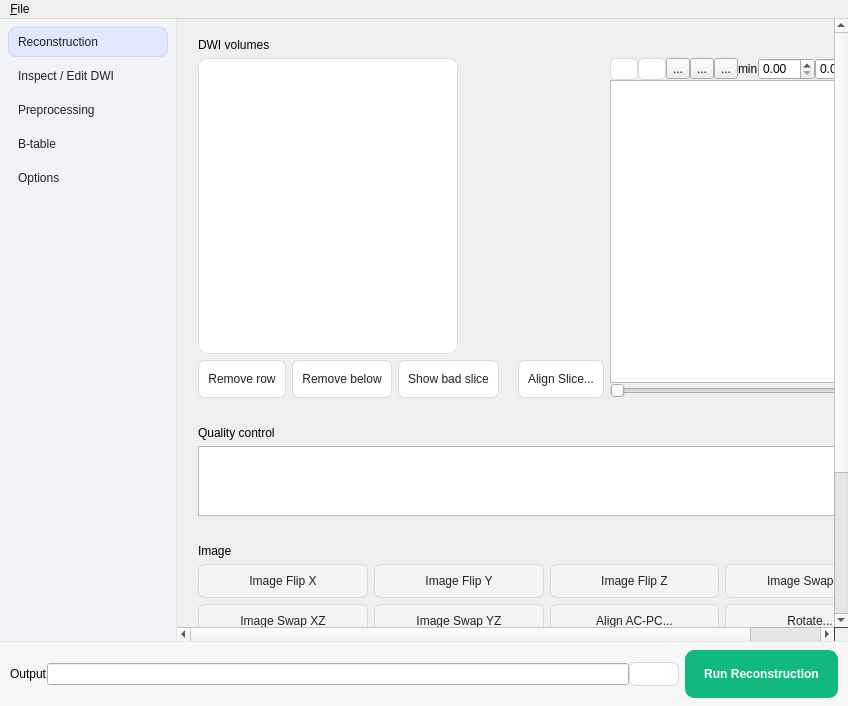
frankyeh/DSI-Studio, file reconstruction/reconstruction_window.ui: the form before one commit.
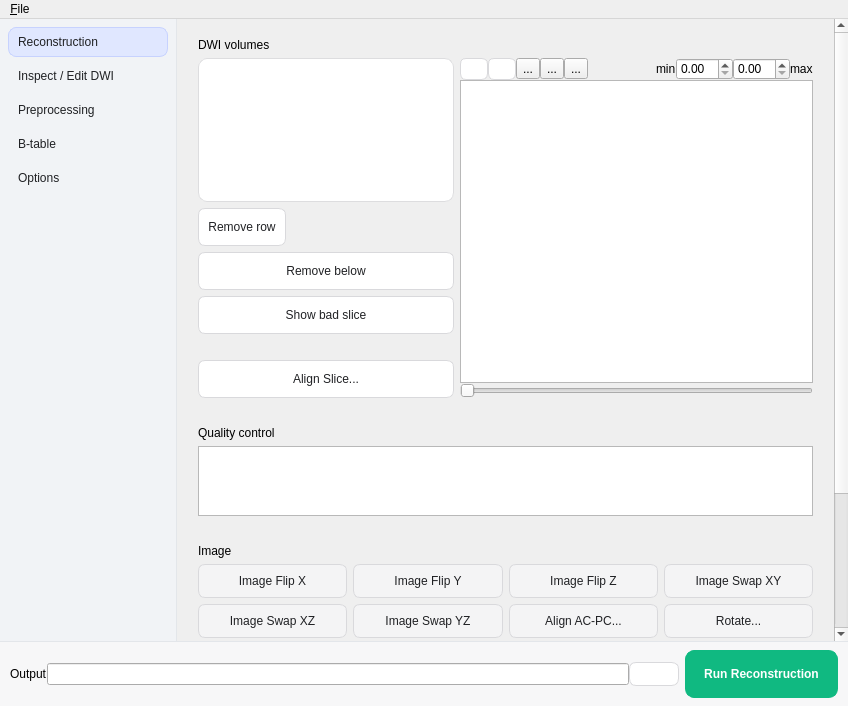
The form after the commit. The open tabs and pages were chosen to show the change. Icons and pictures are not drawn.

Commit message: Keep DWI volume action buttons vertically compact beside viewer

```diff
--- a/reconstruction/reconstruction_window.ui
+++ b/reconstruction/reconstruction_window.ui
@@ -962,7 +962,7 @@
                       </widget>
                      </item>
                      <item>
-                      <layout class="QHBoxLayout" name="volume_actions">
+                      <layout class="QVBoxLayout" name="volume_actions">
                        <item>
                         <widget class="QPushButton" name="delete_2">
                          <property name="sizePolicy">
```
